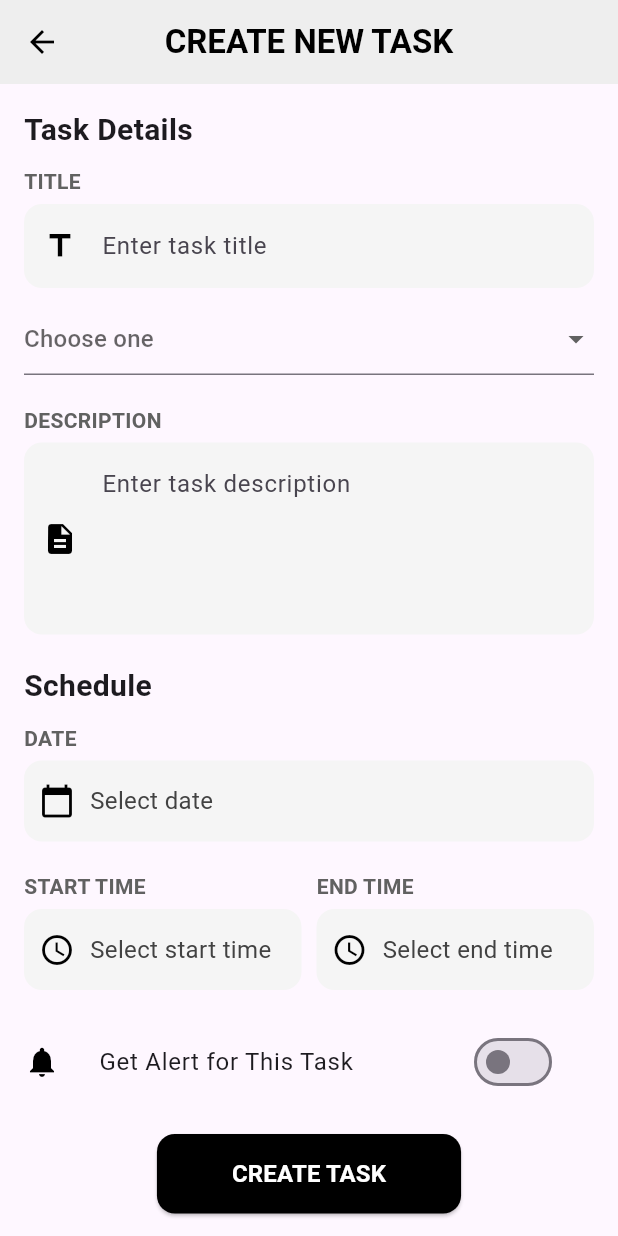
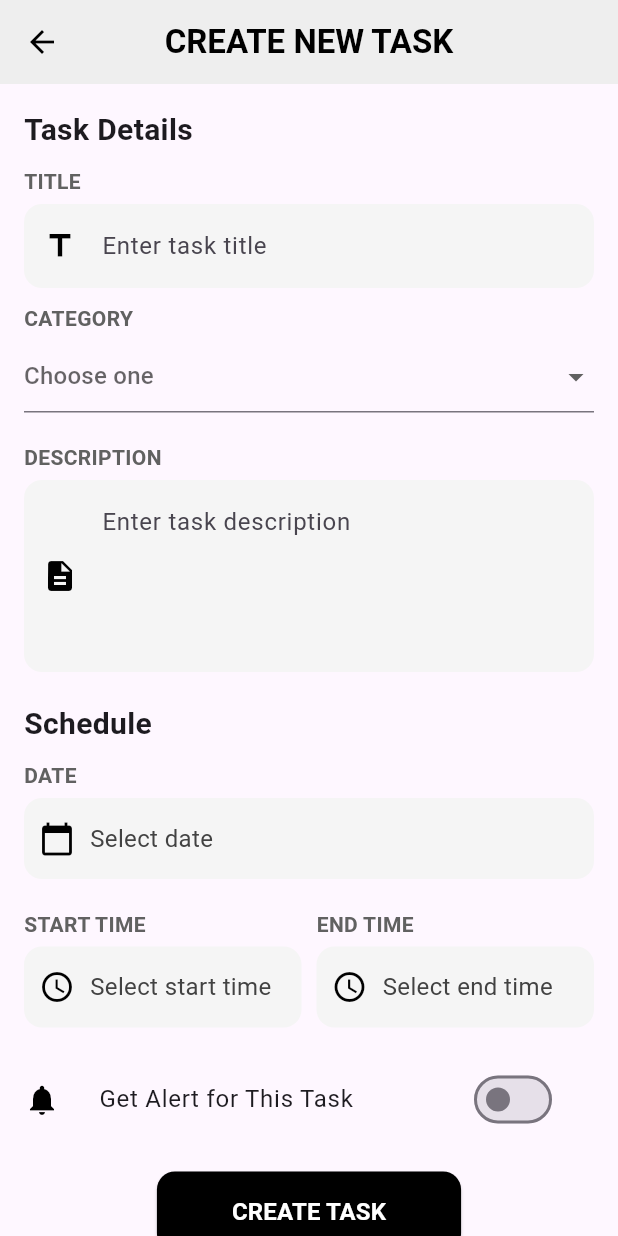
Before and after one commit to zliu46/partners, a Flutter app: the CreateTaskPage screen opened by its route, on a phone screen of 412 x 824 dp. Run offline on Flutter 3.47's test engine with Material 3 defaults, Android fonts, the phone set to English and light mode, and no system bars; our stand-ins replace firebase_auth, firebase_core, table_calendar; missing offline and left inert: dart:ffi; accounts and stored records are empty.

Commit message:
add category label to create task page

```diff
--- a/lib/pages/create_task_page.dart
+++ b/lib/pages/create_task_page.dart
@@ -96,6 +96,18 @@ class _CreateTaskPageState extends State<CreateTaskPage> {
                   controller: _titleController,
                 ),
                 SizedBox(height: 10.0),
+                // category
+                Column(crossAxisAlignment: CrossAxisAlignment.start, children: [
+                  Text(
+                    "CATEGORY",
+                    style: TextStyle(
+                      fontWeight: FontWeight.bold,
+                      fontSize: 14.0,
+                      color: Colors.grey[700],
+                    ),
+                  ),
+                  SizedBox(height: 5.0),
+                ]),
                 _categoryPicker(taskProvider),
                 SizedBox(height: 20.0),
                 _buildInputField(
@@ -175,9 +187,14 @@ class _CreateTaskPageState extends State<CreateTaskPage> {
                   child: ElevatedButton(
                     onPressed: () {
                       // Ensure required fields are filled
-                      if (_titleController.text.isEmpty || _category == null || _selectedDate == null || _startTime == null) {
+                      if (_titleController.text.isEmpty ||
+                          _category == null ||
+                          _selectedDate == null ||
+                          _startTime == null) {
                         ScaffoldMessenger.of(context).showSnackBar(
-                          SnackBar(content: Text('Please fill in all required fields')),
+                          SnackBar(
+                              content:
+                                  Text('Please fill in all required fields')),
                         );
                         return;
                       }
@@ -192,21 +209,20 @@ class _CreateTaskPageState extends State<CreateTaskPage> {
                               _selectedDate!.day,
                               _startTime!.hour,
                               _startTime!.minute),
-                        _endTime != null ? DateTime(
+                          _endTime != null
+                              ? DateTime(
                                   _selectedDate!.year,
                                   _selectedDate!.month,
                                   _selectedDate!.day,
                                   _endTime!.hour,
                                   _endTime!.minute)
-                            : null
-                      );
+                              : null);
                       // Show a success message
                       ScaffoldMessenger.of(context).showSnackBar(
                         SnackBar(content: Text('Task added successfully!')),
                       );
                       Navigator.pop(context);
                       // Handle task creation logic
-                      // You can use _selectedDate, _startTime, and _endTime here
                     },
                     style: ElevatedButton.styleFrom(
                       padding: EdgeInsets.symmetric(
```
Also changed, not shown: 1 other file. Lines whose indentation alone changed are shown as unchanged.
